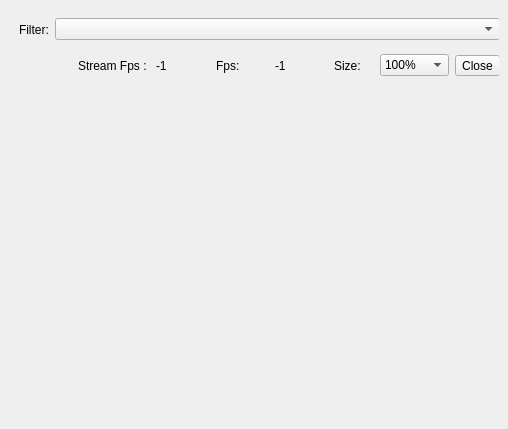
Above: SeaGoatVision/client/qt/uifiles/WinViewer.ui from Octets/SeaGoatVision before the change. Below: the same form after it.
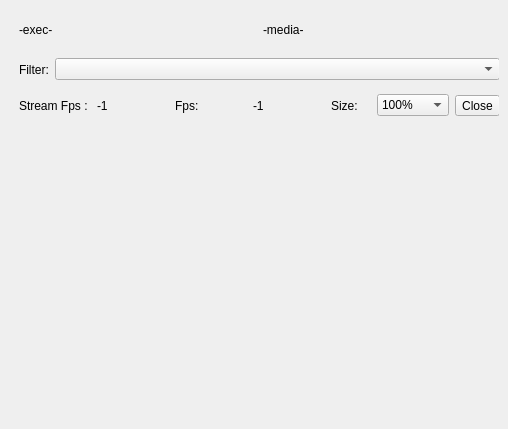
That is the form after the change.

Commit message: Qt: Change light to black when close execution and keep viewer on. Add execution name on viewer interface.

Patch:
```diff
--- a/SeaGoatVision/client/qt/uifiles/WinViewer.ui
+++ b/SeaGoatVision/client/qt/uifiles/WinViewer.ui
@@ -67,31 +67,16 @@
          <number>10</number>
         </property>
         <item>
-         <widget class="QLabel" name="label">
-          <property name="maximumSize">
-           <size>
-            <width>50</width>
-            <height>16777215</height>
-           </size>
-          </property>
+         <widget class="QLabel" name="lbl_exec">
           <property name="text">
-           <string>Filter:</string>
+           <string>-exec-</string>
           </property>
          </widget>
         </item>
         <item>
-         <widget class="QComboBox" name="filterComboBox">
-          <property name="sizePolicy">
-           <sizepolicy hsizetype="Expanding" vsizetype="Fixed">
-            <horstretch>0</horstretch>
-            <verstretch>0</verstretch>
-           </sizepolicy>
-          </property>
-          <property name="minimumSize">
-           <size>
-            <width>0</width>
-            <height>0</height>
-           </size>
+         <widget class="QLabel" name="lbl_media_name">
+          <property name="text">
+           <string>-media-</string>
           </property>
          </widget>
         </item>
@@ -101,7 +86,7 @@
        <property name="geometry">
         <rect>
          <x>0</x>
-         <y>40</y>
+         <y>80</y>
          <width>491</width>
          <height>33</height>
         </rect>
@@ -110,13 +95,6 @@
         <property name="leftMargin">
          <number>10</number>
         </property>
-        <item>
-         <widget class="QLabel" name="lbl_media_name">
-          <property name="text">
-           <string/>
-          </property>
-         </widget>
-        </item>
         <item>
          <widget class="QLabel" name="label_3">
           <property name="sizePolicy">
@@ -251,6 +229,50 @@
         </item>
        </layout>
       </widget>
+      <widget class="QWidget" name="layoutWidget_2">
+       <property name="geometry">
+        <rect>
+         <x>0</x>
+         <y>40</y>
+         <width>491</width>
+         <height>41</height>
+        </rect>
+       </property>
+       <layout class="QHBoxLayout" name="horizontalLayout_2">
+        <property name="leftMargin">
+         <number>10</number>
+        </property>
+        <item>
+         <widget class="QLabel" name="label_5">
+          <property name="maximumSize">
+           <size>
+            <width>50</width>
+            <height>16777215</height>
+           </size>
+          </property>
+          <property name="text">
+           <string>Filter:</string>
+          </property>
+         </widget>
+        </item>
+        <item>
+         <widget class="QComboBox" name="filterComboBox">
+          <property name="sizePolicy">
+           <sizepolicy hsizetype="Expanding" vsizetype="Fixed">
+            <horstretch>0</horstretch>
+            <verstretch>0</verstretch>
+           </sizepolicy>
+          </property>
+          <property name="minimumSize">
+           <size>
+            <width>0</width>
+            <height>0</height>
+           </size>
+          </property>
+         </widget>
+        </item>
+       </layout>
+      </widget>
      </widget>
     </item>
     <item>
```
The commit also changes 1 other file.
